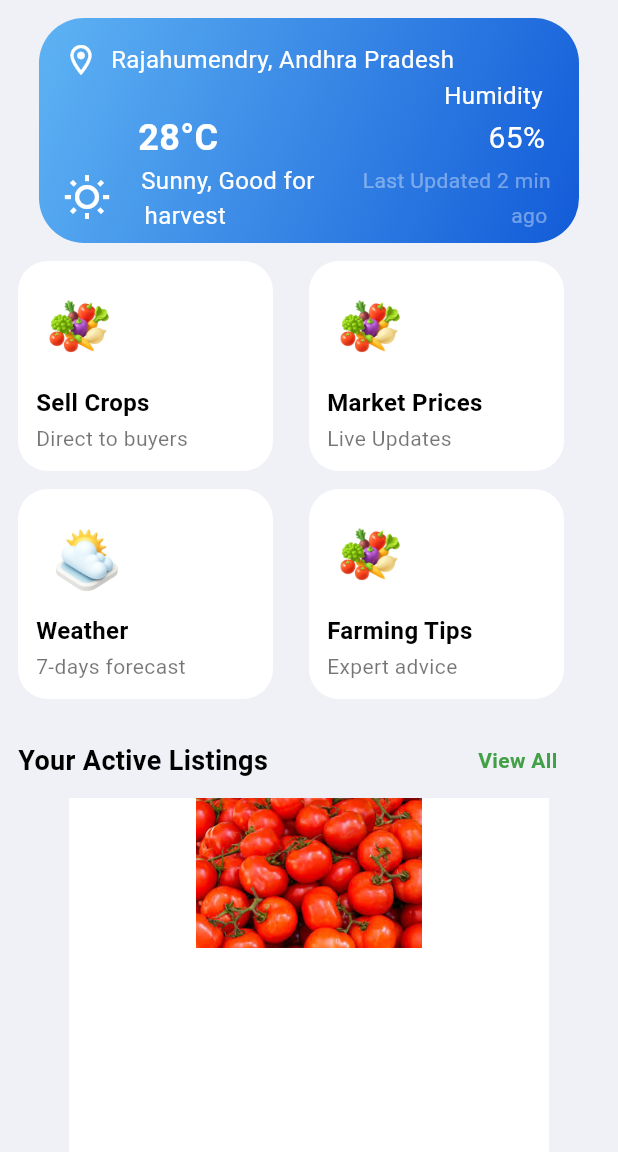
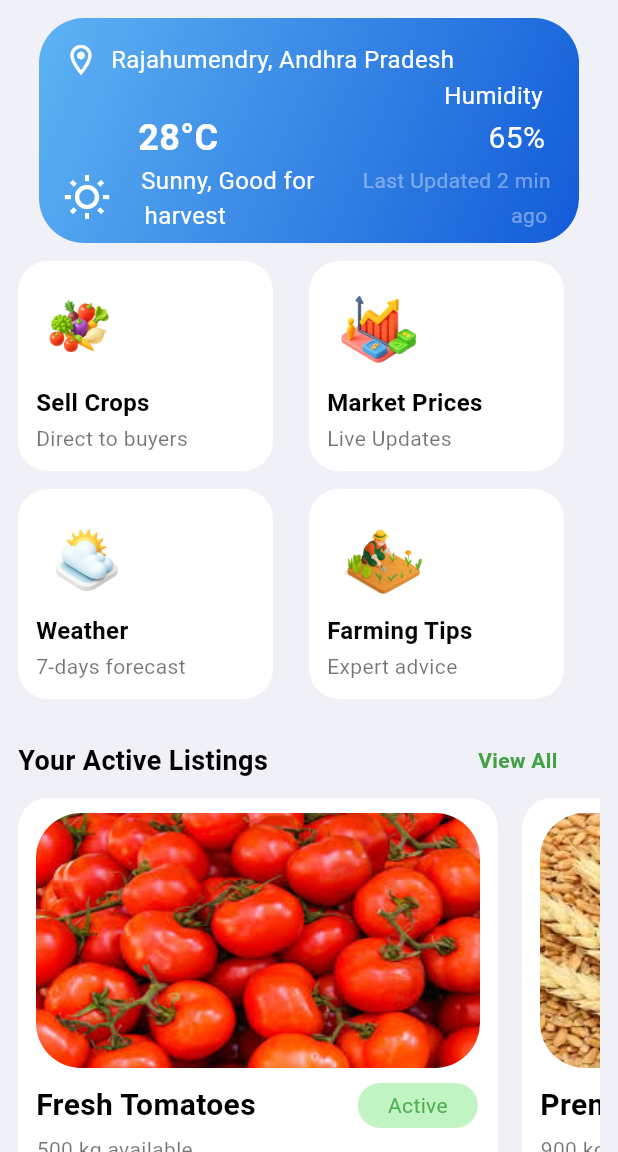
Before and after one commit to jaswanth4237/Flutter-Codes, a Flutter app: the screen it shows after launch, on a phone screen of 412 x 824 dp, the part 84-1236 px from its top. Run offline on Flutter 3.47's test engine with Material 3 defaults, Android fonts, the phone set to English and light mode, and no system bars; our stand-ins replace device_preview.

Commit message:
added live market prizes

```diff
--- a/smart_agri_connect/lib/My_Home.dart
+++ b/smart_agri_connect/lib/My_Home.dart
@@ -68,7 +68,7 @@ class _My_HomeState extends State<My_Home> {
                     'Direct to buyers',
                   ),
                   Bottom_Container(
-                    'assets/veges.png',
+                    'assets/market.png',
                     'Market Prices',
                     'Live Updates',
                   ),
@@ -83,7 +83,7 @@ class _My_HomeState extends State<My_Home> {
                     '7-days forecast',
                   ),
                   Bottom_Container(
-                    'assets/veges.png',
+                    'assets/farmer.png',
                     'Farming Tips',
                     'Expert advice',
                   ),
@@ -116,11 +116,31 @@ class _My_HomeState extends State<My_Home> {
               SingleChildScrollView(
                 scrollDirection: Axis.horizontal,
                 child: Row(
+                  spacing: 16,
                   children: [
-                    Vegies_detailes('assets/tomatos.jpg','Fresh Tomatoes' , 'Active', '500 kg available', '₹20/Kg', Icons.person_outline, '27 interested')
+                    Vegies_detailes(
+                      'assets/tomatos.jpg',
+                      'Fresh Tomatoes',
+                      'Active',
+                      '500 kg available',
+                      '₹20/Kg',
+                      Icons.person_outline,
+                      '27 interested',
+                    ),
+                    Vegies_detailes(
+                      'assets/wheat.jpg',
+                      'Premium Wheat',
+                      'Active',
+                      '900 kg available',
+                      '₹32/Kg',
+                      Icons.person_outline,
+                      '107 interested',
+                    ),
                   ],
                 ),
-              )
+              ),
+              //Live Market Prices
+              Live_Market(),
             ],
           ),
         ),
@@ -271,16 +291,104 @@ Widget Vegies_detailes(
   String pIntested,
 ) {
   return Container(
-    width: 320, height: 280,
-     decoration: BoxDecoration(
-     color: Colors.white,
+    width: 320,
+    height: 280,
+    decoration: BoxDecoration(
+      borderRadius: BorderRadius.circular(20),
+      color: Colors.white,
+    ),
+    child: Padding(
+      padding: const EdgeInsets.only(left: 12.0, right: 12),
+      child: Column(
+        children: [
+          SizedBox(height: 10),
+          Container(
+            decoration: BoxDecoration(
+              borderRadius: BorderRadius.circular(24),
+            ),
+            child: ClipRRect(
+              borderRadius: BorderRadius.circular(30),
+              child: Image.asset(img, width: 300, height: 170,fit: BoxFit.fill,)),),
+          Padding(
+            padding: const EdgeInsets.only(top: 10.0),
+            child: Row(
+              spacing: 68,
+              children: [
+                Text(
+                  vName,
+                  style: TextStyle(
+                    color: Colors.black,
+                    fontSize: 20,
+                    fontWeight: FontWeight.bold,
+                  ),
+                ),
+                Container(
+                  width: 80,
+                  height: 30,
+                  decoration: BoxDecoration(
+                    color: const Color.fromARGB(255, 194, 243, 195),
+                    borderRadius: BorderRadius.circular(50),
+                  ),
+                  child: Center(
+                    child: Text(state, style: TextStyle(color: Colors.green)),
+                  ),
+                ),
+              ],
+            ),
+          ),
+          SizedBox(height: 4),
+          Padding(
+            padding: const EdgeInsets.only(right: 191.0),
+            child: Text(avalible, style: TextStyle(color: Colors.black54)),
+          ),
+          SizedBox(height: 5),
+          Row(
+            children: [
+              Text(
+                prize,
+                style: TextStyle(
+                  color: Colors.black,
+                  fontSize: 22,
+                  fontWeight: FontWeight.bold,
+                ),
+              ),
+              SizedBox(width: 106),
+              Icon(person, color: Colors.black54),
+              Text(pIntested, style: TextStyle(color: Colors.black54)),
+            ],
+          ),
+        ],
+      ),
+    ),
+  );
+}
+
+//Live Market Prices Container
+Widget Live_Market()
+{
+  return Container(
+    width: 350,height: 60,
+    decoration: BoxDecoration(
+      color: Colors.white,
+      borderRadius: BorderRadius.circular(12),
     ),
     child: Column(
+      spacing: 12,
       children: [
-        Image.asset(img,width: 280,height: 100,),
         Row(
+          spacing: 8,
           children: [
-
+            SizedBox(width: 10,),
+             Text('Live Market Prices',style: TextStyle(color: Colors.black,fontSize: 16,fontWeight: FontWeight.bold),),
+             SizedBox(width: 80,),
+             Container(
+              width: 10,height: 10,
+              decoration: BoxDecoration(
+                color: Colors.green,
+                borderRadius: BorderRadius.circular(50)
+              ),
+             ),
+             Text('Live',style: TextStyle(color: Colors.black54),)
           ],
         )
       ],
```
Also changed, not shown: smart_agri_connect/assets/farmer.png (added), smart_agri_connect/assets/market.png (added), smart_agri_connect/assets/wheat.jpg (added).
